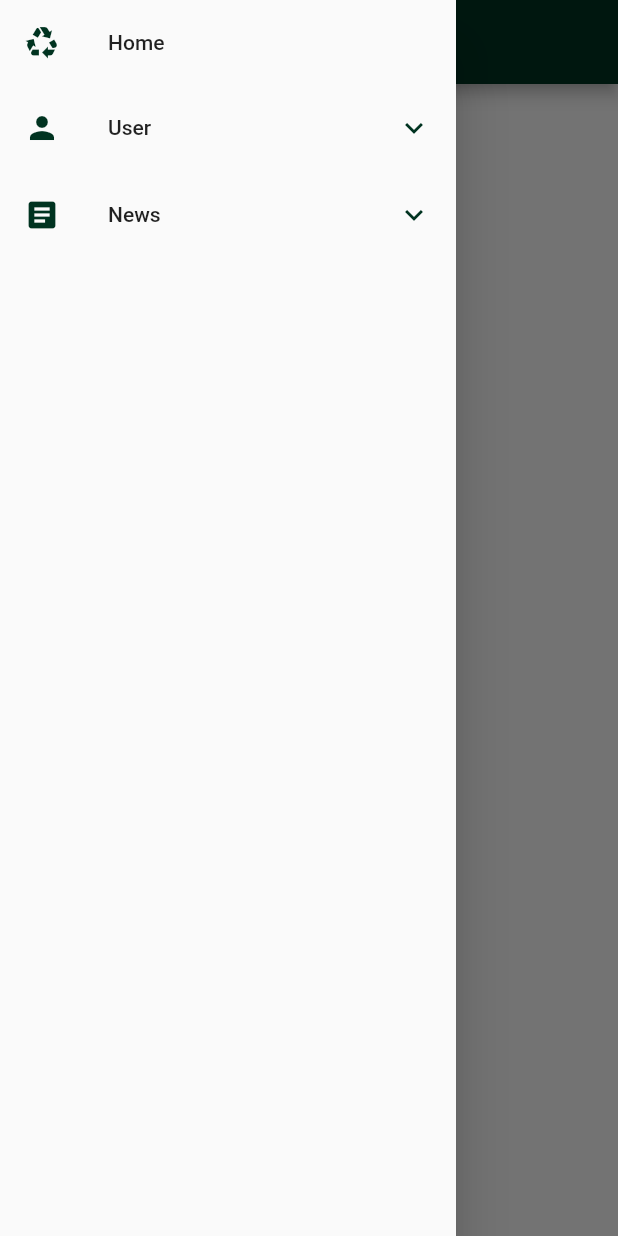
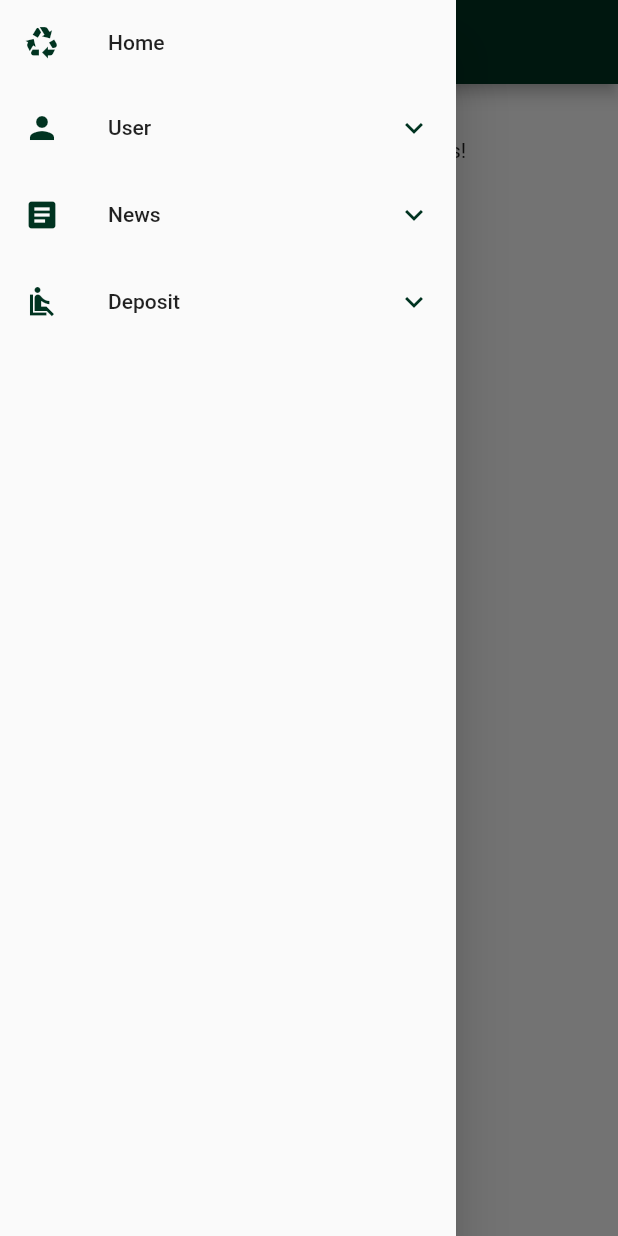
Before and after one commit to arkanalexei/scrap.py-mobile, a Flutter app: the DepositHomePage screen opened directly, with the side drawer open, on a phone screen of 412 x 824 dp. Run offline on Flutter 3.47's test engine with Material 2 defaults, Android fonts, the phone set to English and light mode, and no system bars; missing offline and left inert: dart:ffi, pbp_django_auth.

Commit message:
fix: drawer and macos internet permissions

```diff
--- a/lib/drawer.dart
+++ b/lib/drawer.dart
@@ -1,6 +1,7 @@
 import 'package:flutter/material.dart';
 import 'package:scrappy/main.dart';
 import 'package:scrappy/pages/deposit/deposit.dart';
+import 'package:scrappy/pages/deposit/form.dart';
 import 'package:scrappy/pages/login.dart';
 import 'package:scrappy/pages/register.dart';
 import 'package:scrappy/pages/newsList.dart';
@@ -175,19 +176,39 @@ class _PublicDrawerState extends State<PublicDrawer> {
                 ),
               ],
             ),
-            Visibility(
-              visible: context.watch<UserProvider>().getLogin,
-              child: ListTile(
+            ExpansionTile(
               leading: const Icon(Icons.airline_seat_recline_normal_sharp),
-                title: const Text('Deposit'),
+              iconColor: Color(0xFF003320),
+              collapsedIconColor: Color(0xFF003320),
+              title: Text("Deposit"),
+              textColor: Color(0xFF198F85),
+              children: [
+                ListTile(
+                  title: const Text('Deposit Page'),
                   onTap: () {
                     // Route menu ke halaman form
                     Navigator.pushReplacement(
                       context,
-                    MaterialPageRoute(builder: (context) => DepositHomePage()),
+                      MaterialPageRoute(
+                          builder: (context) => const DepositHomePage()),
                     );
                   },
                 ),
+                Visibility(
+                  visible: context.watch<UserProvider>().getLogin,
+                  child: ListTile(
+                    title: const Text('Waste Deposit Form'),
+                    onTap: () {
+                      // Route menu ke halaman form
+                      Navigator.pushReplacement(
+                        context,
+                        MaterialPageRoute(
+                            builder: (context) => const DepositFormPage()),
+                      );
+                    },
+                  ),
+                ),
+              ],
             ),
           ],
         ),
--- /dev/null
+++ b/lib/model/depositItem.dart
@@ -0,0 +1,67 @@
+import 'dart:convert';
+import 'dart:ffi';
+
+List<WasteDeposit> wasteDepositFromJson(String str) => List<WasteDeposit>.from(
+      json.decode(str).map((x) => WasteDeposit.fromJson(x)),
+    );
+
+String wasteDepositToJson(List<WasteDeposit> data) => json.encode(
+      List<dynamic>.from(data.map((x) => x.toJson())),
+    );
+
+class WasteDeposit {
+  WasteDeposit({
+    required this.model,
+    required this.pk,
+    required this.fields,
+  });
+
+  String model;
+  int pk;
+  Fields fields;
+
+  factory WasteDeposit.fromJson(Map<String, dynamic> json) => WasteDeposit(
+        model: json["model"],
+        pk: json["pk"],
+        fields: Fields.fromJson(json["fields"]),
+      );
+
+  Map<String, dynamic> toJson() => {
+        "model": model,
+        "pk": pk,
+        "fields": fields.toJson(),
+      };
+}
+
+class Fields {
+  Fields({
+    required this.user,
+    required this.mass,
+    required this.description,
+    required this.date_time,
+    required this.type,
+  });
+
+  int user;
+  Float mass;
+  String description;
+  DateTime date_time;
+  String type;
+
+  factory Fields.fromJson(Map<String, dynamic> json) => Fields(
+        user: json["user"],
+        mass: json["mass"],
+        description: json["description"],
+        date_time: DateTime.parse(json["date_time"]),
+        type: json["type"],
+      );
+
+  Map<String, dynamic> toJson() => {
+        "user": user,
+        "mass": mass,
+        "description": description,
+        "date_time":
+            "${date_time.year.toString().padLeft(4, '0')}-${date_time.month.toString().padLeft(2, '0')}-${date_time.day.toString().padLeft(2, '0')}",
+        "type": type,
+      };
+}
--- a/lib/pages/deposit/deposit.dart
+++ b/lib/pages/deposit/deposit.dart
@@ -1,7 +1,13 @@
+// import 'dart:html';
+
 import 'package:flutter/material.dart';
+import 'package:provider/provider.dart';
 import 'package:scrappy/main.dart';
 import 'package:scrappy/drawer.dart';
 import 'package:intl/intl.dart';
+import 'package:scrappy/providers/userProvider.dart';
+
+import 'form.dart';
 
 class DepositHomePage extends StatelessWidget {
   const DepositHomePage({Key? key}) : super(key: key);
@@ -15,10 +21,34 @@ class DepositHomePage extends StatelessWidget {
         backgroundColor: const Color(0xFF003320),
       ),
       body: SafeArea(
-        child: Column(
-          children: [
-            Text("Your recent deposits"),
-          ],
+        minimum: const EdgeInsets.all(20),
+        child: Center(
+          child: Column(
+            children: [
+              const Text("Your recent deposits"),
+              Visibility(
+                visible: context.watch<UserProvider>().getLogin,
+                child: Column(
+                  children: [
+                    const Text("Logged in stuff"),
+                    ElevatedButton(
+                        onPressed: () {
+                          Navigator.pushReplacement(
+                            context,
+                            MaterialPageRoute(
+                                builder: (context) => DepositFormPage()),
+                          );
+                        },
+                        child: const Text("Make new deposit!"))
+                  ],
+                ),
+              ),
+              Visibility(
+                visible: !context.watch<UserProvider>().getLogin,
+                child: const Text("Login to see your recent deposits!"),
+              ),
+            ],
+          ),
         ),
       ),
     );
```
Also changed, not shown: lib/pages/deposit/depositApi.dart (added, +32 -0 lines), lib/pages/deposit/depositsTable.dart (added, +47 -0 lines), lib/pages/deposit/form.dart (added, +56 -0 lines), 2 other files. Lines whose indentation alone changed are shown as unchanged.
